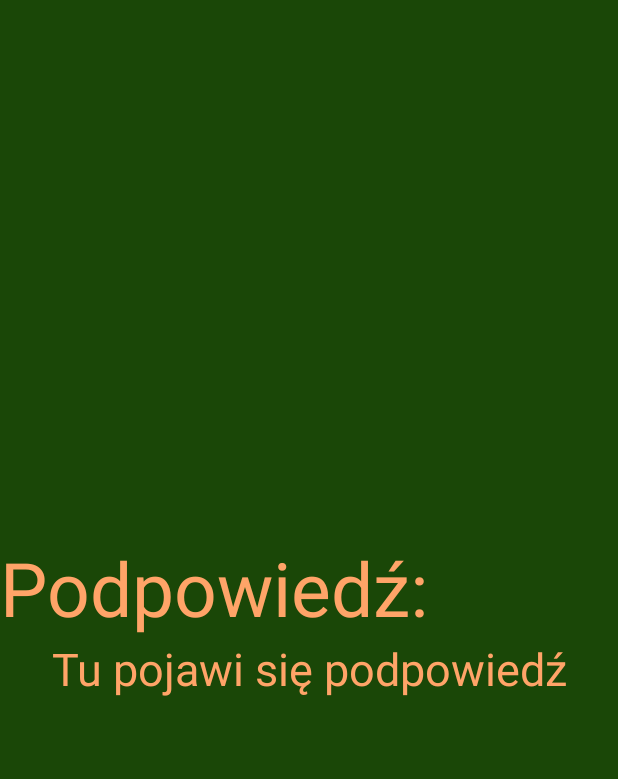
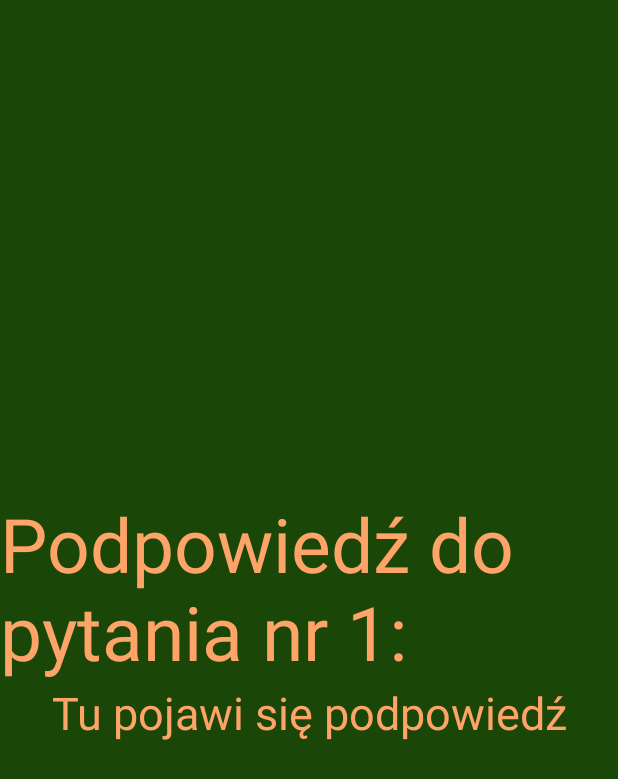
Before and after one commit to trzynasty-0/quiz, an Android app: the PodpowiedzActivity screen opened directly, with no data from a screen before it, on a phone screen of 412 x 824 dp. Shown: the top 779 px of the screen. Run offline under Robolectric (Android 15) with nearby library versions, the phone set to English and light mode, and no system bars.

Commit message:
podpowiedzi

```diff
--- a/app/src/main/java/com/example/quiz/PodpowiedzActivity.java
+++ b/app/src/main/java/com/example/quiz/PodpowiedzActivity.java
@@ -1,6 +1,7 @@
 package com.example.quiz;
 
 import android.os.Bundle;
+import android.widget.TextView;
 
 import androidx.activity.EdgeToEdge;
 import androidx.appcompat.app.AppCompatActivity;
@@ -9,7 +10,8 @@ import androidx.core.view.ViewCompat;
 import androidx.core.view.WindowInsetsCompat;
 
 public class PodpowiedzActivity extends AppCompatActivity {
-
+    private TextView podpowiedzText, tytulText;
+    private  int visualNumer = 0;
     @Override
     protected void onCreate(Bundle savedInstanceState) {
         super.onCreate(savedInstanceState);
@@ -22,5 +24,9 @@ public class PodpowiedzActivity extends AppCompatActivity {
         });
 
         int numerPytanka = getIntent().getIntExtra("NUMERPYTANKA", 0);
+        podpowiedzText = findViewById(R.id.podpowiedzView);
+        tytulText = findViewById(R.id.tytulView);
+        visualNumer = numerPytanka + 1;
+        tytulText.setText("Podpowiedź do pytania nr " + visualNumer + ": ");
     }
 }
--- a/app/src/main/res/layout/activity_podpowiedz.xml
+++ b/app/src/main/res/layout/activity_podpowiedz.xml
@@ -12,7 +12,7 @@
     tools:context=".PodpowiedzActivity">
 
     <TextView
-        android:id="@+id/textView2"
+        android:id="@+id/tytulView"
         android:layout_width="match_parent"
         android:layout_height="wrap_content"
         android:textSize="50sp"
@@ -20,7 +20,7 @@
         android:text="Podpowiedź:" />
 
     <TextView
-        android:id="@+id/textView"
+        android:id="@+id/podpowiedzView"
         android:layout_width="match_parent"
         android:layout_height="wrap_content"
         android:textColor="@color/orange"
```
